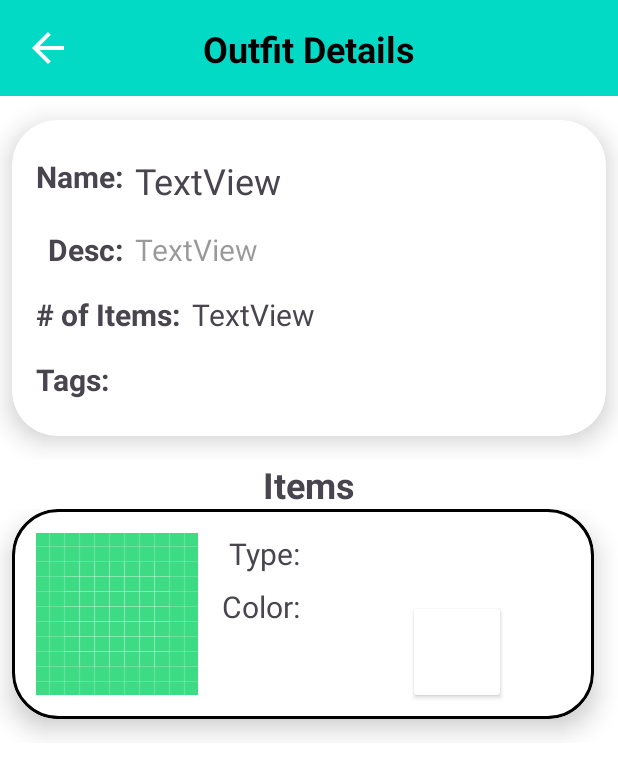
After one commit to GH-Henry/MyApplication, an Android app: the fragment OutfitDisplayFragment placed in its activity, on a phone screen of 412 x 824 dp. The commit adds this screen. Shown: the top 776 px of the screen. Run offline under Robolectric (Android 15) with nearby library versions, the phone set to English and light mode, and no system bars; our stand-ins replace Firebase (no records; nobody signed in at launch, a user with empty details on screens opened directly); 12 statements that could not run were skipped.

Commit message:
Added ability to see details of outfits in OutfitActivity by clicking on them.

```diff
--- a/app/src/main/java/com/example/mystylist/Database.java
+++ b/app/src/main/java/com/example/mystylist/Database.java
@@ -626,6 +626,7 @@ public class Database {
                         ETag.WEATHER_FAIR, ETag.WEATHER_COLD,
                         ETag.STYLE_SMART_CASUAL,
                 }));
+        // TODO: Still need 38 more to meet requirements
 
 
         for (Outfit outfit : tempOutfits) {
--- a/app/src/main/java/com/example/mystylist/OutfitActivity.java
+++ b/app/src/main/java/com/example/mystylist/OutfitActivity.java
@@ -1,6 +1,9 @@
 package com.example.mystylist;
 
 import androidx.appcompat.app.AppCompatActivity;
+import androidx.fragment.app.Fragment;
+import androidx.fragment.app.FragmentManager;
+import androidx.fragment.app.FragmentTransaction;
 import androidx.recyclerview.widget.LinearLayoutManager;
 import androidx.recyclerview.widget.RecyclerView;
 
@@ -117,6 +120,22 @@ public class OutfitActivity extends AppCompatActivity {
         }
     }
 
+    public void startDisplayOutfitFragment(Outfit outfit) {
+        Bundle bundle = new Bundle();
+        bundle.putSerializable("outfit", outfit);
+
+        FragmentTransaction trans = getSupportFragmentManager().beginTransaction();
+        trans.setReorderingAllowed(true);
+        trans.add(R.id.fragmentContainerView, OutfitDisplayFragment.class, bundle);
+        trans.commit();
+    }
+
+    public void stopDisplayOutfitFragment(Fragment fragment) {
+        FragmentTransaction trans = getSupportFragmentManager().beginTransaction();
+        trans.remove(fragment);
+        trans.commit();
+    }
+
     @Override
     public void finish() {
         super.finish();
--- /dev/null
+++ b/app/src/main/java/com/example/mystylist/OutfitDisplayFragment.java
@@ -0,0 +1,105 @@
+package com.example.mystylist;
+
+import android.app.Activity;
+import android.os.Bundle;
+import android.util.Log;
+import android.view.LayoutInflater;
+import android.view.View;
+import android.widget.CheckBox;
+import android.widget.FrameLayout;
+import android.widget.ImageButton;
+import android.widget.ImageView;
+import android.widget.LinearLayout;
+import android.widget.TextView;
+
+import androidx.annotation.NonNull;
+import androidx.cardview.widget.CardView;
+import androidx.fragment.app.Fragment;
+import androidx.fragment.app.FragmentActivity;
+
+import com.example.mystylist.enums.ETag;
+import com.example.mystylist.structures.Item;
+import com.example.mystylist.structures.Outfit;
+
+import java.util.List;
+
+public class OutfitDisplayFragment extends Fragment {
+    private Fragment frag = this;
+    private Outfit outfit;
+    private ImageButton backButton;
+    private TextView nameText;
+    private TextView descText;
+    private TextView numberOfItemsText;
+    private TextView tagsText;
+
+    public OutfitDisplayFragment() {
+        super(R.layout.fragment_outfit_display);
+    }
+
+    @Override
+    public void onViewCreated(@NonNull View view, Bundle savedInstanceState) {
+        outfit = requireArguments().getSerializable("outfit", Outfit.class);
+
+        backButton = view.findViewById(R.id.back_button);
+        nameText = view.findViewById(R.id.name_text);
+        descText = view.findViewById(R.id.desc_text);
+        numberOfItemsText = view.findViewById(R.id.number_of_items_text);
+        tagsText = view.findViewById(R.id.tags_text);
+
+        // Back Button
+        backButton.setOnClickListener(new View.OnClickListener() {
+            @Override
+            public void onClick(View v) {
+                OutfitActivity activity = (OutfitActivity) getActivity();
+                assert activity != null;
+                activity.stopDisplayOutfitFragment(frag);
+            }
+        });
+
+        // Name
+        nameText.setText(outfit.getOutfitName());
+
+        // Desc
+        descText.setText(outfit.getOutfitDesc());
+
+        // Number of Items
+        numberOfItemsText.setText(String.valueOf(outfit.numberOfItems()));
+
+        // Tags
+        List<ETag> tags = ETag.maskToTags(outfit.getTagFlags());
+        StringBuilder stringOfTags = new StringBuilder();
+        for (ETag tag : tags) {
+            stringOfTags.append(tag.toString()).append(", ");
+        }
+        tagsText.setText(stringOfTags.toString());
+
+        // Item List
+        LinearLayout layout = view.findViewById(R.id.ScrollViewLinearLayout);
+        LayoutInflater inflater = LayoutInflater.from(getContext());
+
+        for (Item item : outfit.getItems()) {
+            View itemView = inflater.inflate(R.layout.recycler_row_item_closet, null);
+
+            ImageView type_image = itemView.findViewById(R.id.type_image);
+            TextView type_text = itemView.findViewById(R.id.type_text);
+            TextView color_text = itemView.findViewById(R.id.color_text);
+            CardView color_preview = itemView.findViewById(R.id.color_preview);
+            CheckBox check_box = itemView.findViewById(R.id.check_box);
+
+            type_image.setImageResource(item.drawable_id);
+
+            type_text.setText(item.type.toString());
+
+            color_text.setText(item.color.toString());
+
+            color_preview.setCardBackgroundColor(item.color.toInt());
+
+            check_box.setEnabled(false);
+            check_box.setVisibility(View.GONE);
+
+            layout.addView(itemView);
+        }
+
+
+    }
+}
--- a/app/src/main/java/com/example/mystylist/OutfitItemAdapter.java
+++ b/app/src/main/java/com/example/mystylist/OutfitItemAdapter.java
@@ -1,5 +1,10 @@
 package com.example.mystylist;
 
+import android.app.Activity;
+import android.content.Context;
+import android.content.ContextWrapper;
+import android.os.Bundle;
+import android.util.Log;
 import android.view.LayoutInflater;
 import android.view.View;
 import android.view.ViewGroup;
@@ -15,6 +20,7 @@ import androidx.cardview.widget.CardView;
 import androidx.recyclerview.widget.RecyclerView;
 
 import com.example.mystylist.R;
+import com.example.mystylist.closet_activity.ClosetActivity;
 import com.example.mystylist.structures.Outfit;
 import com.example.mystylist.structures.Item;
 import com.google.android.material.snackbar.Snackbar;
@@ -33,6 +39,7 @@ public class OutfitItemAdapter extends RecyclerView.Adapter<OutfitItemAdapter.Vi
         private TextView text;
         private TextView outfit_text;
         private TextView color_text;
+        private Button see_details_button;
 
         // ViewHolder constructor
         public ViewHolder(View view) {
@@ -40,12 +47,16 @@ public class OutfitItemAdapter extends RecyclerView.Adapter<OutfitItemAdapter.Vi
             //text = view.findViewById(R.id.text);
             outfit_text = view.findViewById(R.id.outfit_text);
             color_text = view.findViewById(R.id.color_text);
+            see_details_button = view.findViewById(R.id.see_details_button);
         }
 
         // Getters
         public TextView getText() { return text; }
         public TextView getOutfitText() { return outfit_text; }
         public TextView getColorText() { return color_text; }
+        public Button getSeeDetailsButton() {
+            return see_details_button;
+        }
     }
 
     // Adapter constructor
@@ -72,37 +83,21 @@ public class OutfitItemAdapter extends RecyclerView.Adapter<OutfitItemAdapter.Vi
         Outfit outfit = filteredOutfits.get(position);
 
         TextView outfitText = holder.getOutfitText();
-
         TextView colorText = holder.getColorText();
+        Button seeDetailsButton = holder.getSeeDetailsButton();
 
         outfitText.setText(outfit.getOutfitName());
 
         colorText.setText(String.valueOf(outfit.numberOfItems()));
-        // Retrieve data to put in item
-        //Outfit itemData = filteredOutfits.get(position);
-//        Outfit outfit = filteredOutfits.get(position);
-//
-//        // Retrieve views from holder
-//        TextView text = holder.getText();
-//
-//        TextView outfitText = holder.getOutfitText();
-//
-//        outfitText.setText(outfit.getItems()[0].type.toString());
-//
-////        // Retrieve data to put in item
-////        //Outfit itemData = filteredOutfits.get(position);
-////        Outfit outfit = filteredOutfits.get(position);
-//
-//        // Fill layout with data
-//        //text.setText(itemData.toString());
-//
-//        for (Outfit oneOutfit : filteredOutfits) {
-//            for (Item item : outfit.getItems()) {
-//                String textForOutfit = item.type.toString();
-//                outfitText.setText(outfit.getItems()[0].type.toString());
-//                outfit_text.setText(textForOutfit);
-//            }
-//        }
+
+        seeDetailsButton.setOnClickListener(new View.OnClickListener() {
+            @Override
+            public void onClick(View v) {
+                Log.d("debug", "success");
+                ((OutfitActivity) unwrap(v.getContext())).startDisplayOutfitFragment(outfit);
+            }
+        });
+
 
     }
 
@@ -110,4 +105,11 @@ public class OutfitItemAdapter extends RecyclerView.Adapter<OutfitItemAdapter.Vi
     @Override
     public int getItemCount() { return filteredOutfits.size(); }
 
+    private static Activity unwrap(Context context) {
+        while (!(context instanceof Activity) && context instanceof ContextWrapper) {
+            context = ((ContextWrapper) context).getBaseContext();
+        }
+        return (Activity) context;
+    }
+
 }
--- a/app/src/main/res/layout/activity_outfits.xml
+++ b/app/src/main/res/layout/activity_outfits.xml
@@ -15,7 +15,9 @@
         app:layout_constraintBottom_toTopOf="@+id/coordinatorLayout"
         app:layout_constraintEnd_toEndOf="parent"
         app:layout_constraintStart_toStartOf="parent"
-        app:layout_constraintTop_toBottomOf="@+id/appBarLayout" />
+        app:layout_constraintTop_toBottomOf="@+id/appBarLayout" >
+
+    </androidx.recyclerview.widget.RecyclerView>
 
     <com.google.android.material.appbar.AppBarLayout
         android:id="@+id/appBarLayout"
@@ -111,9 +113,18 @@
 
         <androidx.constraintlayout.widget.ConstraintLayout
             android:layout_width="match_parent"
-            android:layout_height="?attr/actionBarSize"/>
+            android:layout_height="?attr/actionBarSize" />
 
     </androidx.coordinatorlayout.widget.CoordinatorLayout>
 
+    <androidx.fragment.app.FragmentContainerView
+        android:id="@+id/fragmentContainerView"
+        android:layout_width="0dp"
+        android:layout_height="0dp"
+        app:layout_constraintBottom_toBottomOf="parent"
+        app:layout_constraintEnd_toEndOf="parent"
+        app:layout_constraintStart_toStartOf="parent"
+        app:layout_constraintTop_toTopOf="parent" />
+
 
 </androidx.constraintlayout.widget.ConstraintLayout>
--- /dev/null
+++ b/app/src/main/res/layout/fragment_outfit_display.xml
@@ -0,0 +1,227 @@
+<?xml version="1.0" encoding="utf-8"?>
+<FrameLayout xmlns:android="http://schemas.android.com/apk/res/android"
+    xmlns:app="http://schemas.android.com/apk/res-auto"
+    xmlns:tools="http://schemas.android.com/tools"
+    android:id="@+id/FrameLayout"
+    android:layout_width="match_parent"
+    android:layout_height="match_parent"
+    android:background="@drawable/ic_delete"
+    android:backgroundTint="@color/white"
+    android:padding="0dp"
+    tools:context=".OutfitDisplayFragment">
+
+    <androidx.constraintlayout.widget.ConstraintLayout
+        android:layout_width="match_parent"
+        android:layout_height="match_parent">
+
+        <com.google.android.material.appbar.AppBarLayout
+            android:id="@+id/appBarLayout"
+            android:layout_width="match_parent"
+            android:layout_height="?attr/actionBarSize"
+            android:background="@color/teal_200"
+            app:layout_constraintEnd_toEndOf="parent"
+            app:layout_constraintStart_toStartOf="parent"
+            app:layout_constraintTop_toTopOf="parent">
+
+            <androidx.constraintlayout.widget.ConstraintLayout
+                android:layout_width="match_parent"
+                android:layout_height="match_parent">
+
+                <TextView
+                    android:id="@+id/outfit_details_label"
+                    android:layout_width="wrap_content"
+                    android:layout_height="wrap_content"
+                    android:padding="8dp"
+                    android:text="Outfit Details"
+                    android:textColor="@color/black"
+                    android:textSize="24sp"
+                    android:textStyle="bold"
+                    app:layout_constraintBottom_toBottomOf="parent"
+                    app:layout_constraintEnd_toEndOf="parent"
+                    app:layout_constraintStart_toStartOf="@+id/constraintLayout2"
+                    app:layout_constraintTop_toTopOf="parent" />
+
+                <androidx.constraintlayout.widget.ConstraintLayout
+                    android:id="@+id/constraintLayout2"
+                    android:layout_width="?attr/actionBarSize"
+                    android:layout_height="match_parent"
+                    app:layout_constraintBottom_toBottomOf="parent"
+                    app:layout_constraintStart_toStartOf="parent"
+                    app:layout_constraintTop_toTopOf="parent">
+
+                    <ImageButton
+                        android:id="@+id/back_button"
+                        android:layout_width="0dp"
+                        android:layout_height="0dp"
+                        android:background="@android:color/transparent"
+                        android:paddingHorizontal="16dp"
+                        android:scaleType="fitCenter"
+                        android:src="?attr/actionModeCloseDrawable"
+                        app:layout_constraintBottom_toBottomOf="parent"
+                        app:layout_constraintEnd_toEndOf="parent"
+                        app:layout_constraintStart_toStartOf="parent"
+                        app:layout_constraintTop_toTopOf="parent"
+                        app:tint="@color/white" />
+
+                </androidx.constraintlayout.widget.ConstraintLayout>
+
+            </androidx.constraintlayout.widget.ConstraintLayout>
+
+        </com.google.android.material.appbar.AppBarLayout>
+
+        <ScrollView
+            android:layout_width="0dp"
+            android:layout_height="0dp"
+            app:layout_constraintBottom_toBottomOf="parent"
+            app:layout_constraintEnd_toEndOf="parent"
+            app:layout_constraintStart_toStartOf="parent"
+            app:layout_constraintTop_toBottomOf="@+id/appBarLayout">
+
+            <LinearLayout
+                android:id="@+id/ScrollViewLinearLayout"
+                android:layout_width="match_parent"
+                android:layout_height="wrap_content"
+                android:orientation="vertical">
+
+                <androidx.constraintlayout.widget.ConstraintLayout
+                    android:layout_width="match_parent"
+                    android:layout_height="wrap_content">
+
+                    <androidx.cardview.widget.CardView
+                        android:layout_width="match_parent"
+                        android:layout_height="wrap_content"
+                        android:layout_marginStart="8dp"
+                        android:layout_marginTop="16dp"
+                        android:layout_marginEnd="8dp"
+                        android:layout_marginBottom="16dp"
+                        app:cardCornerRadius="30dp"
+                        app:cardElevation="10dp"
+                        app:layout_constraintBottom_toBottomOf="parent"
+                        app:layout_constraintEnd_toEndOf="parent"
+                        app:layout_constraintStart_toStartOf="parent"
+                        app:layout_constraintTop_toTopOf="parent">
+
+                        <androidx.constraintlayout.widget.ConstraintLayout
+                            android:layout_width="match_parent"
+                            android:layout_height="match_parent">
+
+                            <TextView
+                                android:id="@+id/name_label"
+                                android:layout_width="wrap_content"
+                                android:layout_height="wrap_content"
+                                android:layout_marginStart="16dp"
+                                android:layout_marginTop="24dp"
+                                android:text="Name:"
+                                android:textSize="20sp"
+                                android:textStyle="bold"
+                                app:layout_constraintStart_toStartOf="parent"
+                                app:layout_constraintTop_toTopOf="parent" />
+
+                            <TextView
+                                android:id="@+id/name_text"
+                                android:layout_width="0dp"
+                                android:layout_height="wrap_content"
+                                android:layout_marginStart="8dp"
+                                android:layout_marginEnd="16dp"
+                                android:text="TextView"
+                                android:textSize="24sp"
+                                app:layout_constraintEnd_toEndOf="parent"
+                                app:layout_constraintStart_toEndOf="@+id/name_label"
+                                app:layout_constraintTop_toTopOf="@+id/name_label" />
+
+                            <TextView
+                                android:id="@+id/desc_label"
+                                android:layout_width="wrap_content"
+                                android:layout_height="wrap_content"
+                                android:layout_marginTop="16dp"
+                                android:layout_marginEnd="8dp"
+                                android:text="Desc:"
+                                android:textSize="20sp"
+                                android:textStyle="bold"
+                                app:layout_constraintEnd_toStartOf="@+id/desc_text"
+                                app:layout_constraintTop_toBottomOf="@+id/name_text" />
+
+                            <TextView
+                                android:id="@+id/desc_text"
+                                android:layout_width="0dp"
+                                android:layout_height="wrap_content"
+                                android:text="TextView"
+                                android:textColor="@color/black_overlay"
+                                android:textSize="20sp"
+                                app:layout_constraintEnd_toEndOf="@+id/name_text"
+                                app:layout_constraintStart_toStartOf="@+id/name_text"
+                                app:layout_constraintTop_toTopOf="@+id/desc_label" />
+
+                            <androidx.constraintlayout.widget.Barrier
+                                android:id="@+id/desc_barrier"
+                                android:layout_width="wrap_content"
+                                android:layout_height="wrap_content"
+                                app:barrierDirection="bottom"
+                                app:constraint_referenced_ids="desc_label, desc_text" />
+
+                            <TextView
+                                android:id="@+id/number_of_items_text"
+                                android:layout_width="0dp"
+                                android:layout_height="wrap_content"
+                                android:layout_marginStart="8dp"
+                                android:lines="1"
+                                android:text="TextView"
+                                android:textSize="20sp"
+                                app:layout_constraintStart_toEndOf="@+id/number_of_items_label"
+                                app:layout_constraintTop_toTopOf="@+id/number_of_items_label" />
+
+                            <TextView
+                                android:id="@+id/number_of_items_label"
+                                android:layout_width="wrap_content"
+                                android:layout_height="wrap_content"
+                                android:layout_marginTop="16dp"
+                                android:text="# of Items:"
+                                android:textSize="20sp"
+                                android:textStyle="bold"
+                                app:layout_constraintStart_toStartOf="@+id/name_label"
+                                app:layout_constraintTop_toBottomOf="@+id/desc_barrier" />
+
+                            <TextView
+                                android:id="@+id/tags_label"
+                                android:layout_width="wrap_content"
+                                android:layout_height="wrap_content"
+                                android:layout_marginTop="16dp"
+                                android:text="Tags:"
+                                android:textSize="20sp"
+                                android:textStyle="bold"
+                                app:layout_constraintStart_toStartOf="@+id/number_of_items_label"
+                                app:layout_constraintTop_toBottomOf="@+id/number_of_items_label" />
+
+                            <TextView
+                                android:id="@+id/tags_text"
+                                android:layout_width="0dp"
+                                android:layout_height="wrap_content"
+                                android:layout_marginStart="8dp"
+                                android:layout_marginBottom="24dp"
+                                android:lines="1"
+                                android:text="TextView"
+                                android:textSize="20sp"
+                                app:layout_constraintBottom_toBottomOf="parent"
+                                app:layout_constraintEnd_toEndOf="@+id/desc_text"
+                                app:layout_constraintStart_toEndOf="@+id/tags_label"
+                                app:layout_constraintTop_toTopOf="@+id/tags_label" />
+
+                        </androidx.constraintlayout.widget.ConstraintLayout>
+                    </androidx.cardview.widget.CardView>
+
+                </androidx.constraintlayout.widget.ConstraintLayout>
+
+                <TextView
+                    android:id="@+id/textView"
+                    android:layout_width="match_parent"
+                    android:layout_height="wrap_content"
+                    android:text="Items"
+                    android:textAlignment="center"
+                    android:textSize="24sp"
+                    android:textStyle="bold" />
+            </LinearLayout>
+        </ScrollView>
+
+    </androidx.constraintlayout.widget.ConstraintLayout>
+
+</FrameLayout>
--- a/app/src/main/res/layout/recycler_row_outfit.xml
+++ b/app/src/main/res/layout/recycler_row_outfit.xml
@@ -17,6 +17,12 @@
         app:layout_constraintEnd_toEndOf="parent"
         app:layout_constraintStart_toStartOf="parent"
         app:layout_constraintTop_toTopOf="parent">
+
+        <Button
+            android:id="@+id/see_details_button"
+            android:layout_width="match_parent"
+            android:layout_height="match_parent"
+            android:backgroundTint="@color/white" />
 
         <androidx.constraintlayout.widget.ConstraintLayout
             android:layout_width="match_parent"
--- a/app/src/main/res/values-night/themes.xml
+++ b/app/src/main/res/values-night/themes.xml
@@ -19,4 +19,9 @@
         <!-- <item name="colorPrimary">@color/my_dark_primary</item> -->
     </style>
 
+    <style name="ThemeOverlay.MyStylist.FullscreenContainer" parent="">
+        <item name="fullscreenBackgroundColor">@color/light_blue_900</item>
+        <item name="fullscreenTextColor">@color/light_blue_A400</item>
+    </style>
+
 </resources>
--- /dev/null
+++ b/app/src/main/res/values/attrs.xml
@@ -0,0 +1,6 @@
+<resources>
+    <declare-styleable name="FullscreenAttrs">
+        <attr name="fullscreenBackgroundColor" format="color" />
+        <attr name="fullscreenTextColor" format="color" />
+    </declare-styleable>
+</resources>
--- /dev/null
+++ b/app/src/main/res/values/styles.xml
@@ -0,0 +1,7 @@
+<resources>
+
+    <style name="Widget.Theme.MyApplication.ButtonBar.Fullscreen" parent="">
+        <item name="android:background">@color/black_overlay</item>
+        <item name="android:buttonBarStyle">?android:attr/buttonBarStyle</item>
+    </style>
+</resources>
--- a/app/src/main/res/values/themes.xml
+++ b/app/src/main/res/values/themes.xml
@@ -28,4 +28,9 @@
         <!-- <item name="colorPrimary">@color/my_light_primary</item> -->
     </style>
 
+    <style name="ThemeOverlay.MyStylist.FullscreenContainer" parent="">
+        <item name="fullscreenBackgroundColor">@color/light_blue_600</item>
+        <item name="fullscreenTextColor">@color/light_blue_A200</item>
+    </style>
+
 </resources>
```
Also changed, not shown: app/src/main/res/values/strings.xml (+4 -4 lines).
